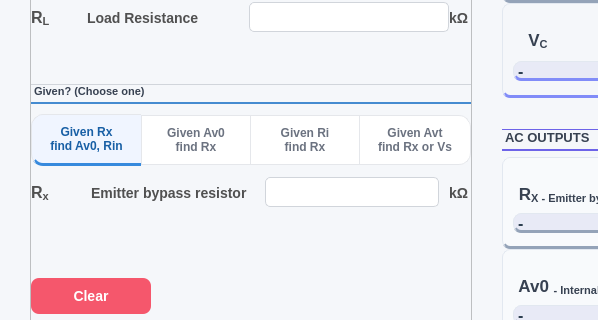
This is ui/ce_cc_analysis_design/amp_analysis_inovative.ui in Yasser-Daffa/ee311-transistor-calc as Qt 5 draws it before an edit; both pictures show x 0 to 598 and y 263 to 583 of the 1228 by 888 pixel window. The edited form follows.
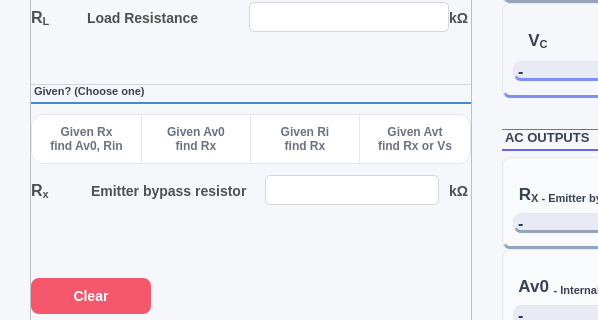
This is the edited form. Custom widgets are drawn as their Qt base class.

```diff
--- a/ui/ce_cc_analysis_design/amp_analysis_inovative.ui
+++ b/ui/ce_cc_analysis_design/amp_analysis_inovative.ui
@@ -1109,6 +1109,9 @@
               </property>
               <item>
                <widget class="QPushButton" name="pushButtonGivenRx">
+                <property name="enabled">
+                 <bool>true</bool>
+                </property>
                 <property name="minimumSize">
                  <size>
                   <width>0</width>
@@ -1165,7 +1168,7 @@
                  <bool>true</bool>
                 </property>
                 <property name="checked">
-                 <bool>true</bool>
+                 <bool>false</bool>
                 </property>
                 <attribute name="buttonGroup">
                  <string notr="true">buttonGroupChoice</string>
```
Left out of the diff: 2 changed lines with no effect on the pictures.
